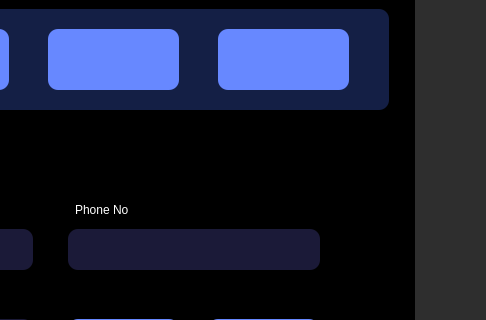
JinxSeven/retail-manager-lite, file assets/ui/stocking.ui: the form before one commit; both pictures show x 422 to 908 and y 82 to 402 of the 908 by 593 pixel window.
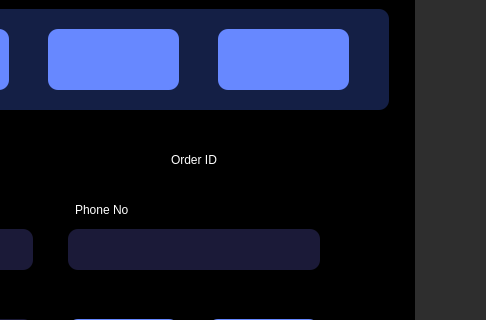
The form after the commit. The open tabs and pages were chosen to show the change. Icons and pictures are not drawn.

Patch:
```diff
--- a/assets/ui/stocking.ui
+++ b/assets/ui/stocking.ui
@@ -739,16 +739,16 @@
      <widget class="QLabel" name="order_id">
       <property name="geometry">
        <rect>
-        <x>560</x>
-        <y>180</y>
-        <width>121</width>
+        <x>617</x>
+        <y>181</y>
+        <width>61</width>
         <height>21</height>
        </rect>
       </property>
       <property name="styleSheet">
        <string notr="true">background-color:rgba(255, 255, 255, 0);
-font: 63 11pt &quot;Poppins SemiBold&quot;;
-color: white</string>
+font: 63 12pt &quot;Poppins SemiBold&quot;;
+color: red</string>
       </property>
       <property name="text">
        <string/>
@@ -781,6 +781,24 @@
        <string>Next</string>
       </property>
      </widget>
+     <widget class="QLabel" name="order_id_2">
+      <property name="geometry">
+       <rect>
+        <x>543</x>
+        <y>180</y>
+        <width>71</width>
+        <height>21</height>
+       </rect>
+      </property>
+      <property name="styleSheet">
+       <string notr="true">background-color:rgba(255, 255, 255, 0);
+font: 63 12pt &quot;Poppins SemiBold&quot;;
+color: white</string>
+      </property>
+      <property name="text">
+       <string>Order ID</string>
+      </property>
+     </widget>
     </widget>
     <widget class="QWidget" name="tab_3">
      <attribute name="title">
```
Left out of the diff: 4 changed lines with no effect on the pictures.
